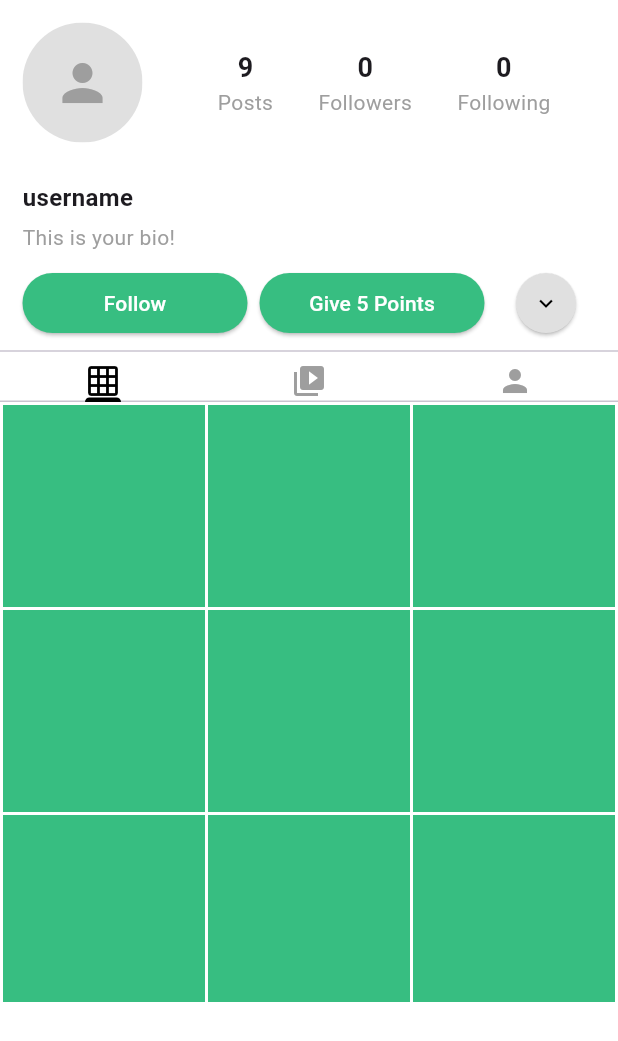
After one commit to Modi08/recyclingapp, a Flutter app: the UserProfileScreen screen opened directly, on a phone screen of 412 x 824 dp. The commit adds this screen. Shown: the top 1041 px of the screen. Run offline on Flutter 3.47's test engine with Material 3 defaults, Android fonts, the light colour scheme and no system bars; our stand-ins replace flutter_dotenv, image_picker, sqflite; missing offline and left inert: aws_s3_upload_lite; accounts and stored records are empty; network calls fail.

Commit message:
made the users own profile and others profile two different pages

```diff
--- a/lib/pages/login_screen.dart
+++ b/lib/pages/login_screen.dart
@@ -6,7 +6,7 @@ import 'package:ecofy/components/mytextfield.dart';
 import 'package:ecofy/services/general/colors.dart';
 import 'package:ecofy/services/general/snackBar.dart';
 import 'package:ecofy/pages/signup_screen.dart';
-import 'package:ecofy/services/general/main_navigation.dart';
+import 'package:ecofy/services/general/main_navigation.dart'; // Import MainNavigation
 
 class LoginScreen extends StatefulWidget {
   const LoginScreen({super.key});
@@ -27,23 +27,34 @@ class _LoginScreenState extends State<LoginScreen> {
     try {
       var response = await http.put(Uri.parse(paramsApiUrl));
 
-      // Check if the widget is still mounted before using context
       if (mounted) {
         var responseData = jsonDecode(response.body);
 
-        // Show the appropriate message based on the status code
+        // Show message based on response
         showSnackbar(context, responseData['msg'], response.statusCode == 400);
 
-        // If successful, navigate to the MainNavigation (which has BottomNavigationBar)
+        // If successful, navigate to MainNavigation
         if (response.statusCode == 200) {
+          var userData = responseData['user'] ?? {};
+
+          // Ensure necessary fields have default values
+          userData = {
+            'username': userData['username'] ?? 'Default User',
+            'bio': userData['bio'] ?? 'This is my bio!',
+            'followers': userData['followers'] ?? 0,
+            'following': userData['following'] ?? 0,
+            'uploadedPhotos': userData['uploadedPhotos'] ?? [],
+          };
+
           Navigator.pushReplacement(
             context,
-            MaterialPageRoute(builder: (context) => const MainNavigation()),
+            MaterialPageRoute(
+              builder: (context) => MainNavigation(userData: userData),
+            ),
           );
         }
       }
     } catch (error) {
-      // Handle errors (such as network issues)
       if (mounted) {
         showSnackbar(context, "An error occurred. Please try again.", true);
       }
--- /dev/null
+++ b/lib/pages/user_profile_screen.dart
@@ -0,0 +1,250 @@
+import 'package:flutter/material.dart';
+
+class UserProfileScreen extends StatefulWidget {
+  const UserProfileScreen({super.key});
+
+  @override
+  State<UserProfileScreen> createState() => _UserProfileScreenState();
+}
+
+class _UserProfileScreenState extends State<UserProfileScreen> {
+  List<String> uploadedPhotos =
+      List.generate(9, (index) => "Placeholder $index"); // Example photo list
+  int followers = 0; // Initial followers count
+  int following = 0; // Initial following count
+  bool isFollowing = false;
+
+  void followUser() {
+    setState(() {
+      if (!isFollowing) {
+        followers++;
+      } else {
+        followers--;
+      }
+      isFollowing = !isFollowing;
+    });
+  }
+
+  void followAnotherUser() {
+    setState(() {
+      following++;
+    });
+  }
+
+  @override
+  Widget build(BuildContext context) {
+    return DefaultTabController(
+      length: 3,
+      child: Scaffold(
+        backgroundColor: Colors.white,
+        body: SafeArea(
+          child: SingleChildScrollView(
+            child: Column(
+              crossAxisAlignment: CrossAxisAlignment.start,
+              children: [
+                _buildHeader(),
+                _buildUserInfo(),
+                _buildButtons(),
+                const Divider(),
+                _buildTabBar(),
+                _buildTabView(),
+              ],
+            ),
+          ),
+        ),
+      ),
+    );
+  }
+
+  Widget _buildHeader() {
+    return Padding(
+      padding: const EdgeInsets.all(15.0),
+      child: Row(
+        crossAxisAlignment: CrossAxisAlignment.center,
+        children: [
+          ClipOval(
+            child: Container(
+              width: 80,
+              height: 80,
+              color: Colors.grey.shade300,
+              child: const Icon(Icons.person, size: 40, color: Colors.grey),
+            ),
+          ),
+          const SizedBox(width: 20),
+          Expanded(
+            child: Row(
+              mainAxisAlignment: MainAxisAlignment.spaceEvenly,
+              children: [
+                _buildCountColumn("Posts", uploadedPhotos.length.toString()),
+                _buildCountColumn("Followers", followers.toString()),
+                _buildCountColumn("Following", following.toString()),
+              ],
+            ),
+          )
+        ],
+      ),
+    );
+  }
+
+  Widget _buildCountColumn(String label, String count) {
+    return Column(
+      children: [
+        Text(
+          count,
+          style: const TextStyle(
+            fontWeight: FontWeight.bold,
+            fontSize: 18,
+          ),
+        ),
+        Text(
+          label,
+          style: const TextStyle(
+            fontSize: 14,
+            color: Colors.grey,
+          ),
+        ),
+      ],
+    );
+  }
+
+  Widget _buildUserInfo() {
+    return const Padding(
+      padding: EdgeInsets.symmetric(horizontal: 15.0, vertical: 10.0),
+      child: Column(
+        crossAxisAlignment: CrossAxisAlignment.start,
+        children: [
+          Text(
+            "username",
+            style: TextStyle(
+              fontSize: 16,
+              fontWeight: FontWeight.bold,
+            ),
+          ),
+          SizedBox(height: 5),
+          Text(
+            "This is your bio!",
+            style: TextStyle(
+              fontSize: 14,
+              color: Colors.grey,
+            ),
+          ),
+        ],
+      ),
+    );
+  }
+
+  int points = 0; // Points given to the user
+  bool hasGivenPoints = false; // Tracks if points have been given
+
+  void givePoints() {
+    if (!hasGivenPoints) {
+      setState(() {
+        points++;
+        hasGivenPoints = true;
+      });
+    }
+  }
+
+  Widget _buildButtons() {
+    return Padding(
+      padding: const EdgeInsets.symmetric(horizontal: 15.0),
+      child: Row(
+        children: [
+          Expanded(
+            child: ElevatedButton(
+              onPressed: followUser,
+              style: ElevatedButton.styleFrom(
+                backgroundColor: isFollowing
+                    ? Colors.grey.shade300
+                    : const Color(0xFF37BE81),
+              ),
+              child: Text(
+                isFollowing ? "Following" : "Follow",
+                style: TextStyle(
+                  color: isFollowing ? Colors.black : Colors.white,
+                ),
+              ),
+            ),
+          ),
+          const SizedBox(width: 8),
+          Expanded(
+            child: ElevatedButton(
+              onPressed: hasGivenPoints
+                  ? null
+                  : givePoints, // Disable button if points are given
+              style: ElevatedButton.styleFrom(
+                backgroundColor: hasGivenPoints
+                    ? Colors.grey.shade300 // Disabled color
+                    : const Color(0xFF37BE81), // Active color
+              ),
+              child: Text(
+                hasGivenPoints ? "Points Given" : "Give 5 Points",
+                style: TextStyle(
+                  color: hasGivenPoints ? Colors.black : Colors.white,
+                ),
+              ),
+            ),
+          ),
+          const SizedBox(width: 8),
+          ElevatedButton(
+            onPressed: () {},
+            style: ElevatedButton.styleFrom(
+              backgroundColor: Colors.grey.shade300,
+              shape: const CircleBorder(),
+            ),
+            child: const Icon(Icons.keyboard_arrow_down, color: Colors.black),
+          ),
+        ],
+      ),
+    );
+  }
+
+  Widget _buildTabBar() {
+    return const TabBar(
+      unselectedLabelColor: Colors.grey,
+      labelColor: Colors.black,
+      indicatorColor: Colors.black,
+      tabs: [
+        Icon(Icons.grid_on),
+        Icon(Icons.video_collection),
+        Icon(Icons.person),
+      ],
+    );
+  }
+
+  Widget _buildTabView() {
+    return SizedBox(
+      height: 400,
+      child: TabBarView(
+        children: [
+          _buildGridView(),
+          const Center(child: Text("Videos")),
+          const Center(child: Text("Tagged")),
+        ],
+      ),
+    );
+  }
+
+  Widget _buildGridView() {
+    return AspectRatio(
+      aspectRatio: 1, // Ensures the grid fits perfectly in a square container
+      child: GridView.builder(
+        padding: const EdgeInsets.all(2.0),
+        gridDelegate: const SliverGridDelegateWithFixedCrossAxisCount(
+          crossAxisCount: 3, // Three columns
+          crossAxisSpacing: 2, // Equal horizontal spacing
+          mainAxisSpacing: 2, // Equal vertical spacing
+          childAspectRatio: 1.0, // Ensures all grid items are square
+        ),
+        itemCount: uploadedPhotos.length,
+        physics:
+            const NeverScrollableScrollPhysics(), // Prevents internal scrolling
+        itemBuilder: (context, index) {
+          return Container(
+            color: const Color(0xFF37BE81), // Your placeholder color
+          );
+        },
+      ),
+    );
+  }
+}
```
Also changed, not shown: lib/pages/own_profile_screen.dart (renamed from lib/pages/profile_screen.dart, +35 -62 lines), lib/services/general/main_navigation.dart (+22 -18 lines).
